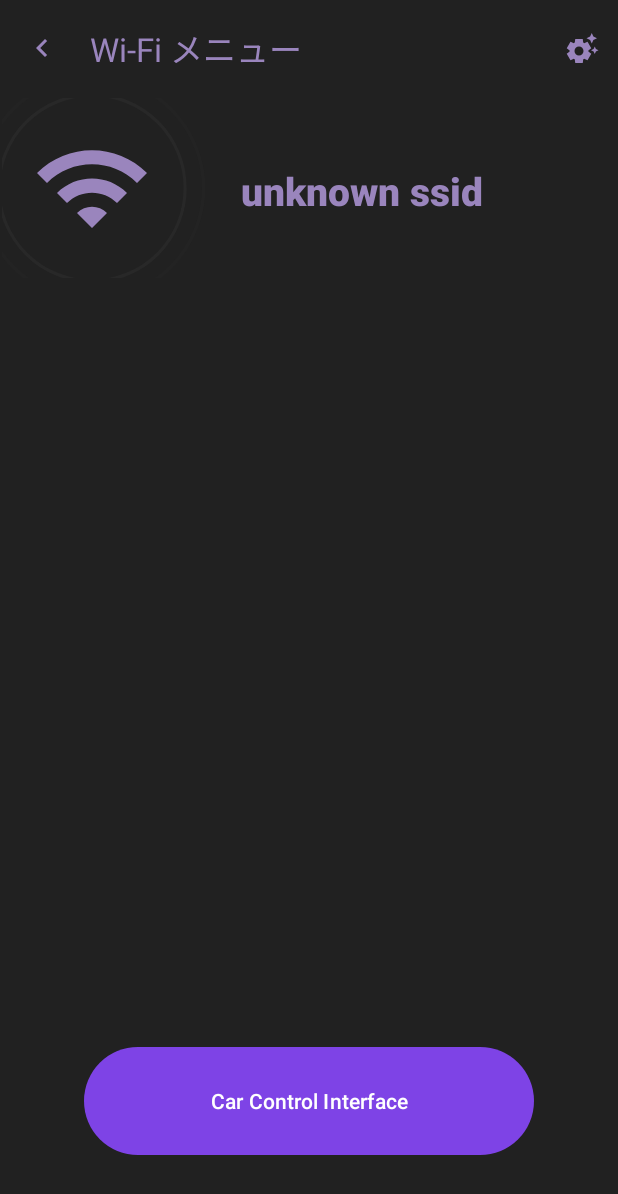
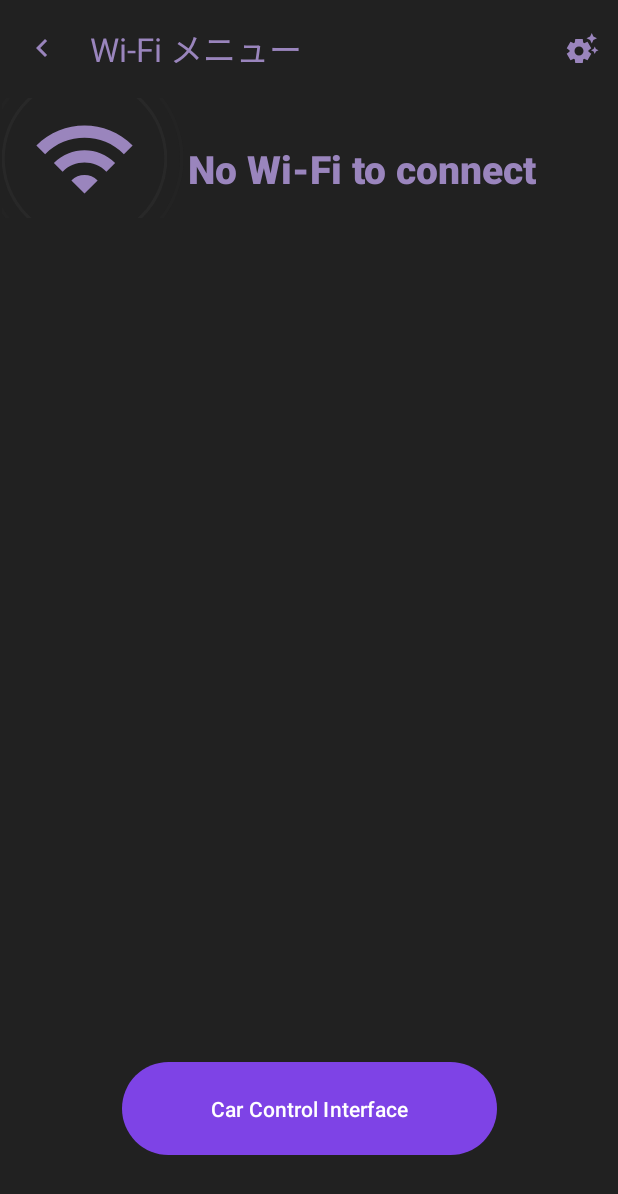
Before and after one commit to jeffchenjy/iot_controller_kotlin, an Android app: the screen it shows after launch (WFMainActivity), after a tap on "Wi-Fi", on a phone screen of 412 x 824 dp. Shown: the top 1194 px of the screen. Run offline under Robolectric (Android 15) with nearby library versions, the phone set to English and light mode, and no system bars; libraries missing offline, so code that uses them is left out: pl.droidsonroids.gif; 1 other tap on this screen came first.

Commit message:
Initial commit

```diff
--- a/app/build.gradle.kts
+++ b/app/build.gradle.kts
@@ -45,6 +45,8 @@ dependencies {
     androidTestImplementation("androidx.test.ext:junit:1.1.5")
     androidTestImplementation("androidx.test.espresso:espresso-core:3.5.1")
 
+    implementation("androidx.recyclerview:recyclerview-selection:1.1.0")
+    implementation("androidx.recyclerview:recyclerview:1.3.2")
     implementation ("pl.droidsonroids.gif:android-gif-drawable:1.2.22")
     implementation("androidx.gridlayout:gridlayout:1.0.0")
     implementation("com.squareup.okhttp3:okhttp:4.10.0")
--- a/app/src/main/java/com/example/iot_kotlin/WifiUtils.java
+++ b/app/src/main/java/com/example/iot_kotlin/WifiUtils.java
@@ -42,7 +42,10 @@ public class WifiUtils {
         String wifi_SSID = "None";
         WifiManager wifiManager = (WifiManager) context.getApplicationContext().getSystemService(Context.WIFI_SERVICE);
         WifiInfo currentWifi = wifiManager.getConnectionInfo();
-        wifi_SSID = currentWifi.getSSID().substring(1, currentWifi.getSSID().length()-1);
+        if(currentWifi.getSSID().equals(wifiManager.UNKNOWN_SSID)) {
+            wifi_SSID = "No Wi-Fi to connect";
+        }
+        else wifi_SSID = currentWifi.getSSID().substring(1, currentWifi.getSSID().length()-1);
         return  wifi_SSID;
     }
 }
--- /dev/null
+++ b/app/src/main/res/drawable/ic_twitter_x.xml
@@ -0,0 +1,5 @@
+<vector android:height="162.6dp" android:viewportHeight="271"
+    android:viewportWidth="300" android:width="180dp" xmlns:android="http://schemas.android.com/apk/res/android">
+    <path android:fillColor="@color/small_icon_color"
+        android:pathData="m199.35,68.34h27.59l-60.58,63.65 70.78,86.35h-55.54l-43.49,-52.47 -49.78,52.47h-27.59L124.92,150.26 57.14,68.34h56.92l39.29,47.93zM189.7,203.39h15.29L106.02,82.73L89.59,82.73Z" android:strokeWidth="0.576189"/>
+</vector>
--- a/app/src/main/res/layout/activity_main.xml
+++ b/app/src/main/res/layout/activity_main.xml
@@ -181,7 +181,7 @@
     <!-- 選單 -->
     <com.google.android.material.navigation.NavigationView
         android:id="@+id/navigation_view"
-        android:layout_width="240dp"
+        android:layout_width="280dp"
         android:layout_height="match_parent"
         android:layout_gravity="start"
         android:fitsSystemWindows="true"
--- a/app/src/main/res/layout/activity_wf_main.xml
+++ b/app/src/main/res/layout/activity_wf_main.xml
@@ -26,7 +26,7 @@
             <LinearLayout
                 android:id="@+id/wifiLinearLayout"
                 android:layout_width="410dp"
-                android:layout_height="120dp"
+                android:layout_height="80dp"
                 android:layout_marginTop="65dp"
                 android:orientation="vertical"
                 app:layout_constraintEnd_toEndOf="parent"
@@ -36,47 +36,47 @@
                 <FrameLayout
                     android:id="@+id/frameLayout"
                     android:layout_width="match_parent"
-                    android:layout_height="120dp">
+                    android:layout_height="80dp">
 
                     <ImageView
                         android:id="@+id/imgAnim2"
-                        android:layout_width="80dp"
-                        android:layout_height="80dp"
+                        android:layout_width="70dp"
+                        android:layout_height="70dp"
                         android:layout_marginLeft="20dp"
-                        android:layout_marginTop="20dp"
+                        android:layout_marginTop="5dp"
                         android:scaleType="centerCrop"
                         android:src="@drawable/circle" />
 
                     <ImageView
                         android:id="@+id/imgAnim1"
-                        android:layout_width="80dp"
-                        android:layout_height="80dp"
+                        android:layout_width="70dp"
+                        android:layout_height="70dp"
                         android:layout_marginLeft="20dp"
-                        android:layout_marginTop="20dp"
+                        android:layout_marginTop="5dp"
                         android:scaleType="centerCrop"
                         android:src="@drawable/circle" />
 
                     <ImageView
                         android:id="@+id/wifi_Iv"
-                        android:layout_width="80dp"
-                        android:layout_height="80dp"
+                        android:layout_width="70dp"
+                        android:layout_height="70dp"
                         android:layout_marginLeft="20dp"
-                        android:layout_marginTop="20dp"
+                        android:layout_marginTop="5dp"
                         android:src="@drawable/ic_iot_wifi" />
                     <ImageView
                         android:id="@+id/wifi_off_Iv"
-                        android:layout_width="80dp"
-                        android:layout_height="80dp"
+                        android:layout_width="70dp"
+                        android:layout_height="70dp"
                         android:layout_marginLeft="20dp"
-                        android:layout_marginTop="20dp"
+                        android:layout_marginTop="5dp"
                         android:src="@drawable/ic_iot_wifi_off" />
 
                     <TextView
                         android:id="@+id/wifi_ssid_Tv"
                         android:layout_width="250dp"
-                        android:layout_height="60dp"
+                        android:layout_height="50dp"
                         android:layout_marginLeft="115dp"
-                        android:layout_marginTop="30dp"
+                        android:layout_marginTop="15dp"
                         android:fontFamily="sans-serif-black"
                         android:textColor="@color/toolbar_color_inverse"
                         android:paddingTop="14dp"
@@ -85,8 +85,8 @@
                 </FrameLayout>
             </LinearLayout>
             <LinearLayout
-                android:layout_width="300dp"
-                android:layout_height="80dp"
+                android:layout_width="250dp"
+                android:layout_height="70dp"
                 android:layout_marginBottom="50dp"
                 android:orientation="vertical"
                 app:layout_constraintBottom_toBottomOf="parent"
@@ -96,7 +96,7 @@
                 <Button
                     android:id="@+id/CCI_button"
                     android:layout_width="match_parent"
-                    android:layout_height="80dp"
+                    android:layout_height="70dp"
                     style="@style/Button_style"
                     android:text="Car Control Interface"
                     android:textColor="@color/white" />
@@ -106,7 +106,7 @@
     <!-- 選單 -->
     <com.google.android.material.navigation.NavigationView
         android:id="@+id/navigation_view"
-        android:layout_width="240dp"
+        android:layout_width="280dp"
         android:layout_height="match_parent"
         android:layout_gravity="end"
         android:fitsSystemWindows="true"
--- a/app/src/main/res/menu/navigation_drawer_bt_main.xml
+++ b/app/src/main/res/menu/navigation_drawer_bt_main.xml
@@ -1,5 +1,8 @@
 <?xml version="1.0" encoding="utf-8"?>
-<menu xmlns:android="http://schemas.android.com/apk/res/android">
+<menu xmlns:android="http://schemas.android.com/apk/res/android"
+    xmlns:tools="http://schemas.android.com/tools"
+    tools:showIn = "navigation_view">
+
     <group android:checkableBehavior="single">
         <item
             android:id="@+id/action_home"
--- a/app/src/main/res/menu/navigation_drawer_wf_main.xml
+++ b/app/src/main/res/menu/navigation_drawer_wf_main.xml
@@ -1,29 +1,43 @@
 <?xml version="1.0" encoding="utf-8"?>
-<menu xmlns:android="http://schemas.android.com/apk/res/android">
+<menu xmlns:android="http://schemas.android.com/apk/res/android"
+    xmlns:tools="http://schemas.android.com/tools"
+    tools:showIn = "navigation_view">
     <group android:checkableBehavior="single">
         <item
             android:id="@+id/action_home"
             android:icon="@drawable/ic_home"
             android:title="@string/homepage" />
+    </group>
+    <item android:title="URL">
+        <menu>
             <item
                 android:id="@+id/current_url"
                 android:icon="@drawable/ic_http"
                 android:title="@string/current_url" />
             <item
+                android:id="@+id/current_video_url"
+                android:icon="@drawable/ic_video"
+                android:title="@string/current_video_url" />
+        </menu>
+    </item>
+    <item android:title="Settings">
+        <menu>
+            <item
                 android:id="@+id/action_url"
                 android:icon="@drawable/ic_setting"
                 android:title="@string/url_setting" />
             <item
-            android:id="@+id/current_video_url"
-            android:icon="@drawable/ic_video"
-            android:title="@string/current_video_url" />
-        <item
                 android:id="@+id/action_video_url"
                 android:icon="@drawable/ic_video_setting"
                 android:title="@string/video_url_setting" />
+        </menu>
+    </item>
+    <item android:title="About">
+        <menu>
             <item
                 android:id="@+id/wf_Operation"
                 android:icon="@drawable/ic_help"
                 android:title="@string/operation_title" />
-    </group>
         </menu>
+    </item>
+</menu>
--- /dev/null
+++ b/app/src/main/res/values/ids.xml
@@ -0,0 +1,4 @@
+<?xml version="1.0" encoding="utf-8"?>
+<resources>
+    <item name="item_click_support" type="id" />
+</resources>
--- a/app/src/main/res/values/strings.xml
+++ b/app/src/main/res/values/strings.xml
@@ -38,7 +38,7 @@
     <string name="wifi">Wi-Fi メニュー</string>
     <string name="wifi_button">Wi-Fi</string>
     <string name="exit">Exit</string>
-    <string name="leave_title">退出</string>
+    <string name="leave_title">終了</string>
     <string name="homepage">ホームページ</string>
     <string name="operation_title">操作紹介</string>
     <string name="main_operation_title">IoT とは?</string>
@@ -48,6 +48,8 @@
     <string name="video_url_setting">ビデオURL設定</string>
     <string name="about_app">アプリ紹介</string>
     <string name="copyright_title">著作権</string>
+    <string name="twitter">X (Twitter)</string>
+    <string name="github">Github</string>
     <string name="ok">はい</string>
     <string name="no">いいえ</string>
     <string name="cancel">キャンセル</string>
```
Also changed, not shown: app/src/main/java/com/example/iot_kotlin/BTMainActivity.kt (+27 -21 lines), app/src/main/java/com/example/iot_kotlin/BTscanActivity.kt (+42 -27 lines), app/src/main/java/com/example/iot_kotlin/ItemClickSupport.kt (added, +106 -0 lines), app/src/main/java/com/example/iot_kotlin/MainActivity.kt (+14 -0 lines), app/src/main/java/com/example/iot_kotlin/RecyclerViewAdapter.kt (added, +56 -0 lines), app/src/main/res/drawable/ic_github_logo.xml (added, +10 -0 lines), app/src/main/res/drawable/ic_twitter.xml (added, +9 -0 lines), app/src/main/res/layout/activity_bt_main.xml (+4 -6 lines), app/src/main/res/layout/activity_bt_scan.xml (+6 -3 lines), app/src/main/res/layout/item_myholder.xml (added, +21 -0 lines), app/src/main/res/menu/navigation_drawer_main.xml (+21 -6 lines). Lines whose indentation alone changed are shown as unchanged.
